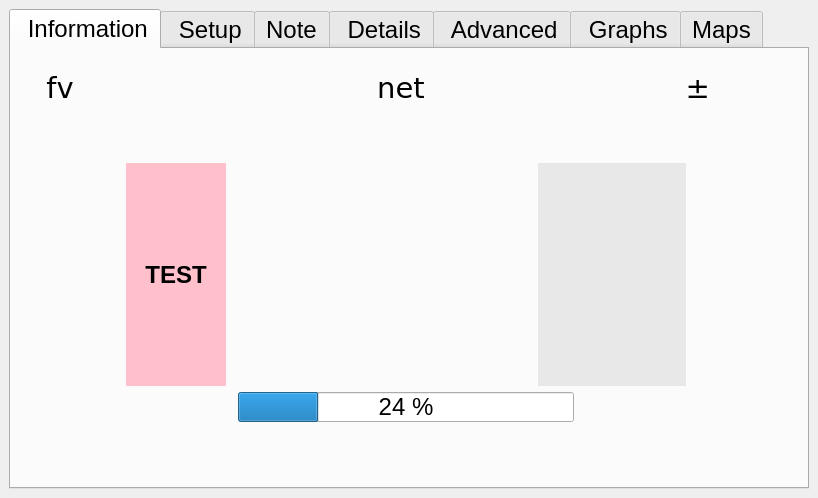
Old version of the form ddh/gui/designer_main.ui in the repository LowellInstruments/ddh_old.
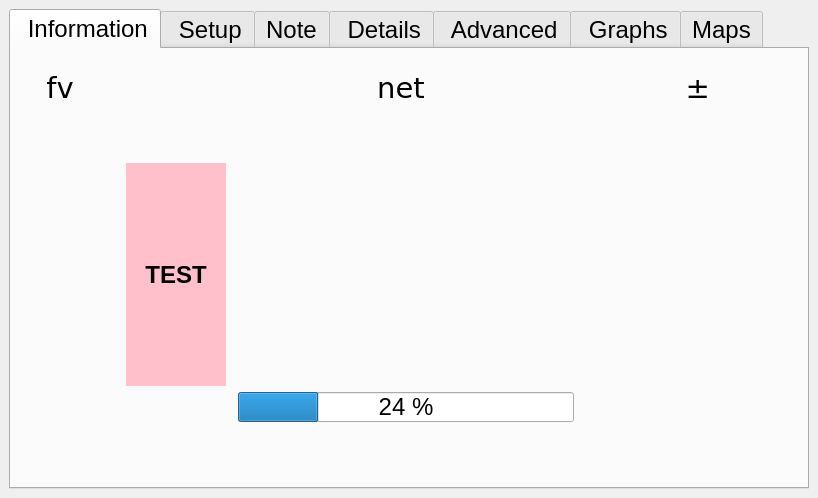
New version of the form. The open tabs and pages were chosen to show the change. Icons and pictures are not drawn.

What changed in the file:
```diff
--- a/ddh/gui/designer_main.ui
+++ b/ddh/gui/designer_main.ui
@@ -166,7 +166,7 @@
                <bool>false</bool>
               </property>
               <property name="styleSheet">
-               <string notr="true">background-color: rgb(232, 232, 232)</string>
+               <string notr="true"/>
               </property>
               <property name="frameShape">
                <enum>QFrame::NoFrame</enum>
```
Left out of the diff: 2 changed lines with no effect on the pictures.
